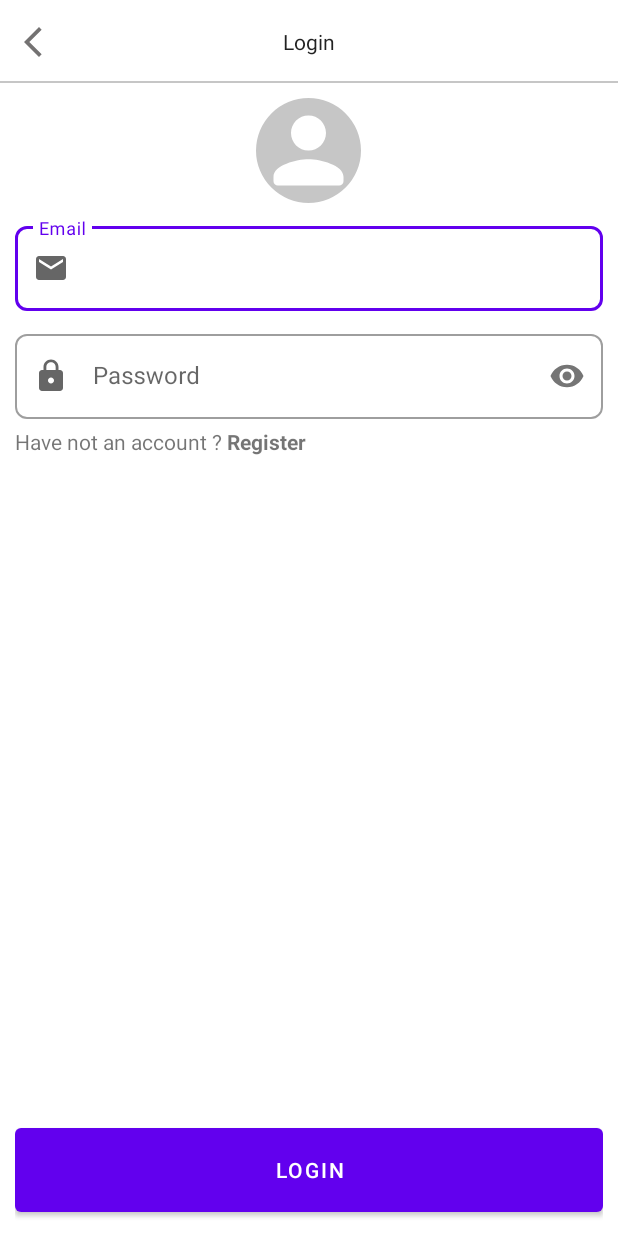
After one commit to JowelAhmedHim/OLX_Shopping_App, an Android app: the LoginActivity screen opened directly, with no data from a screen before it, on a phone screen of 412 x 824 dp. The commit adds this screen. Run offline under Robolectric (Android 15) with nearby library versions, the phone set to English and light mode, and no system bars.

Commit message:
Login Layout Design

```diff
--- a/app/src/main/AndroidManifest.xml
+++ b/app/src/main/AndroidManifest.xml
@@ -1,6 +1,8 @@
 <?xml version="1.0" encoding="utf-8"?>
 <manifest xmlns:android="http://schemas.android.com/apk/res/android"
     xmlns:tools="http://schemas.android.com/tools">
+
+    <uses-permission android:name="android.permission.INTERNET" />
 
     <application
         android:allowBackup="true"
@@ -11,6 +13,9 @@
         android:supportsRtl="true"
         android:theme="@style/Theme.OLX"
         tools:targetApi="31">
+        <activity
+            android:name=".LoginActivity"
+            android:exported="false" />
         <activity
             android:name=".LoginOptionActivity"
             android:exported="false" />
--- /dev/null
+++ b/app/src/main/java/com/example/olx/LoginActivity.java
@@ -0,0 +1,14 @@
+package com.example.olx;
+
+import androidx.appcompat.app.AppCompatActivity;
+
+import android.os.Bundle;
+
+public class LoginActivity extends AppCompatActivity {
+
+    @Override
+    protected void onCreate(Bundle savedInstanceState) {
+        super.onCreate(savedInstanceState);
+        setContentView(R.layout.activity_login);
+    }
+}
--- a/app/src/main/java/com/example/olx/MainActivity.java
+++ b/app/src/main/java/com/example/olx/MainActivity.java
@@ -4,15 +4,18 @@ import androidx.annotation.NonNull;
 import androidx.appcompat.app.AppCompatActivity;
 import androidx.fragment.app.FragmentTransaction;
 
+import android.content.Intent;
 import android.os.Bundle;
 import android.view.MenuItem;
 
 import com.example.olx.databinding.ActivityMainBinding;
 import com.google.android.material.navigation.NavigationBarView;
+import com.google.firebase.auth.FirebaseAuth;
 
 public class MainActivity extends AppCompatActivity {
 
     private ActivityMainBinding binding;
+    private FirebaseAuth firebaseAuth;
 
     @Override
     protected void onCreate(Bundle savedInstanceState) {
@@ -20,6 +23,11 @@ public class MainActivity extends AppCompatActivity {
 
         binding = ActivityMainBinding.inflate(getLayoutInflater());
         setContentView(binding.getRoot());
+
+        firebaseAuth = FirebaseAuth.getInstance();
+        if (firebaseAuth.getCurrentUser() == null){
+            starLoginActivity();
+        }
 
         binding.bottomNav.setOnItemSelectedListener(new NavigationBarView.OnItemSelectedListener() {
             @Override
@@ -48,6 +56,8 @@ public class MainActivity extends AppCompatActivity {
             }
         });
     }
+
+
 
     private void showHomeFragment(){
         binding.toolbarTitleTv.setText("Home");
@@ -81,4 +91,8 @@ public class MainActivity extends AppCompatActivity {
         fragmentTransaction.commit();
 
     }
+
+    private void starLoginActivity() {
+        startActivity(new Intent(this,LoginOptionActivity.class));
+    }
 }
--- /dev/null
+++ b/app/src/main/res/drawable/ic_back_gray.xml
@@ -0,0 +1,5 @@
+<vector android:height="24dp" android:tint="#747272"
+    android:viewportHeight="24" android:viewportWidth="24"
+    android:width="24dp" xmlns:android="http://schemas.android.com/apk/res/android">
+    <path android:fillColor="@android:color/white" android:pathData="M17.77,3.77l-1.77,-1.77l-10,10l10,10l1.77,-1.77l-8.23,-8.23z"/>
+</vector>
--- /dev/null
+++ b/app/src/main/res/drawable/ic_email_white.xml
@@ -0,0 +1,5 @@
+<vector android:height="24dp" android:tint="#FFFFFF"
+    android:viewportHeight="24" android:viewportWidth="24"
+    android:width="24dp" xmlns:android="http://schemas.android.com/apk/res/android">
+    <path android:fillColor="@android:color/white" android:pathData="M20,4L4,4c-1.1,0 -1.99,0.9 -1.99,2L2,18c0,1.1 0.9,2 2,2h16c1.1,0 2,-0.9 2,-2L22,6c0,-1.1 -0.9,-2 -2,-2zM20,8l-8,5 -8,-5L4,6l8,5 8,-5v2z"/>
+</vector>
--- /dev/null
+++ b/app/src/main/res/drawable/ic_lock_white.xml
@@ -0,0 +1,5 @@
+<vector android:height="24dp" android:tint="#FFFFFF"
+    android:viewportHeight="24" android:viewportWidth="24"
+    android:width="24dp" xmlns:android="http://schemas.android.com/apk/res/android">
+    <path android:fillColor="@android:color/white" android:pathData="M18,8h-1L17,6c0,-2.76 -2.24,-5 -5,-5S7,3.24 7,6v2L6,8c-1.1,0 -2,0.9 -2,2v10c0,1.1 0.9,2 2,2h12c1.1,0 2,-0.9 2,-2L20,10c0,-1.1 -0.9,-2 -2,-2zM12,17c-1.1,0 -2,-0.9 -2,-2s0.9,-2 2,-2 2,0.9 2,2 -0.9,2 -2,2zM15.1,8L8.9,8L8.9,6c0,-1.71 1.39,-3.1 3.1,-3.1 1.71,0 3.1,1.39 3.1,3.1v2z"/>
+</vector>
--- /dev/null
+++ b/app/src/main/res/layout/activity_login.xml
@@ -0,0 +1,106 @@
+<?xml version="1.0" encoding="utf-8"?>
+<RelativeLayout xmlns:android="http://schemas.android.com/apk/res/android"
+    xmlns:app="http://schemas.android.com/apk/res-auto"
+    xmlns:tools="http://schemas.android.com/tools"
+    android:layout_width="match_parent"
+    android:layout_height="match_parent"
+    tools:context=".LoginActivity">
+
+    <RelativeLayout
+        android:id="@+id/toolbarRl"
+        android:layout_width="match_parent"
+        android:layout_height="@dimen/toolbar_height">
+        <ImageButton
+            android:id="@+id/clearBtn"
+            android:layout_width="wrap_content"
+            android:layout_height="match_parent"
+            android:padding="10dp"
+            android:src="@drawable/ic_back_gray"
+            android:background="@android:color/transparent"/>
+
+        <TextView
+            android:id="@+id/toolbarTitleTv"
+            style="@style/TextAppearance.AppCompat.Body1"
+            android:layout_width="wrap_content"
+            android:layout_height="wrap_content"
+            android:layout_centerInParent="true"
+            android:text="Login" />
+
+        <View
+            android:layout_width="match_parent"
+            android:layout_height="1dp"
+            android:background="@color/gray_2"
+            android:layout_alignParentBottom="true"/>
+    </RelativeLayout>
+
+    <RelativeLayout
+        android:layout_below="@+id/toolbarRl"
+        android:layout_width="match_parent"
+        android:layout_height="match_parent"
+        android:padding="10dp">
+        <com.google.android.material.imageview.ShapeableImageView
+            android:id="@+id/loginLogo"
+            android:layout_width="70dp"
+            android:layout_height="70dp"
+            android:layout_centerHorizontal="true"
+            android:background="@color/gray_2"
+            android:src="@drawable/ic_account_white"
+            app:shapeAppearance="@style/ImageStyle_Circle"/>
+
+        <com.google.android.material.textfield.TextInputLayout
+            android:layout_width="match_parent"
+            android:layout_height="wrap_content"
+            android:id="@+id/emailTil"
+            android:layout_marginTop="10dp"
+            android:layout_below="@id/loginLogo"
+            android:hint="Email"
+            app:boxCornerRadiusBottomEnd="8dp"
+            app:boxCornerRadiusBottomStart="8dp"
+            app:boxCornerRadiusTopEnd="8dp"
+            app:boxCornerRadiusTopStart="8dp"
+            app:startIconDrawable="@drawable/ic_email_white"
+            style="@style/Widget.MaterialComponents.TextInputLayout.OutlinedBox">
+            <EditText
+                android:id="@+id/emailEt"
+                android:layout_width="match_parent"
+                android:layout_height="wrap_content"
+                android:inputType="textEmailAddress"/>
+        </com.google.android.material.textfield.TextInputLayout>
+        <com.google.android.material.textfield.TextInputLayout
+            android:layout_width="match_parent"
+            android:layout_height="wrap_content"
+            android:id="@+id/passwordTil"
+            android:layout_marginTop="10dp"
+            android:layout_below="@id/emailTil"
+            android:hint="Password"
+            app:boxCornerRadiusBottomEnd="8dp"
+            app:boxCornerRadiusBottomStart="8dp"
+            app:boxCornerRadiusTopEnd="8dp"
+            app:boxCornerRadiusTopStart="8dp"
+            app:startIconDrawable="@drawable/ic_lock_white"
+            app:passwordToggleEnabled="true"
+            style="@style/Widget.MaterialComponents.TextInputLayout.OutlinedBox">
+            <EditText
+                android:id="@+id/passwordEt"
+                android:layout_width="match_parent"
+                android:layout_height="wrap_content"
+                android:inputType="textPassword"/>
+        </com.google.android.material.textfield.TextInputLayout>
+
+        <TextView
+            android:layout_width="match_parent"
+            android:layout_height="wrap_content"
+            android:layout_below="@id/passwordTil"
+            android:text="@string/haven_t_an_account"
+            android:layout_marginTop="5dp"/>
+        <com.google.android.material.button.MaterialButton
+            android:id="@+id/loginBtn"
+            android:layout_width="match_parent"
+            android:layout_height="wrap_content"
+            android:text="Login"
+            android:layout_alignParentBottom="true"
+            android:minHeight="@dimen/n_button_height"/>
+
+    </RelativeLayout>
+
+</RelativeLayout>
--- a/app/src/main/res/values-night/themes.xml
+++ b/app/src/main/res/values-night/themes.xml
@@ -1,6 +1,6 @@
 <resources xmlns:tools="http://schemas.android.com/tools">
     <!-- Base application theme. -->
-    <style name="Theme.OLX" parent="Theme.MaterialComponents.DayNight.DarkActionBar">
+    <style name="Theme.OLX" parent="Theme.MaterialComponents.DayNight.NoActionBar">
         <!-- Primary brand color. -->
         <item name="colorPrimary">@color/purple_200</item>
         <item name="colorPrimaryVariant">@color/purple_700</item>
--- a/app/src/main/res/values/strings.xml
+++ b/app/src/main/res/values/strings.xml
@@ -2,4 +2,5 @@
     <string name="app_name">OLX</string>
     <!-- TODO: Remove or change this placeholder text -->
     <string name="hello_blank_fragment">Hello blank fragment</string>
+    <string name="haven_t_an_account">Have not an account ? <b>Register</b>  </string>
 </resources>
--- /dev/null
+++ b/app/src/main/res/values/styles.xml
@@ -0,0 +1,12 @@
+<?xml version="1.0" encoding="utf-8"?>
+<resources>
+    <style name="ImageStyle_Circle">
+        <item name="cornerSize">50%</item>
+        <item name="cornerFamily">rounded</item>
+    </style>
+
+    <style name="ImageStyle_Corners_Rounded">
+        <item name="cornerSize">10dp</item>
+        <item name="cornerFamily">rounded</item>
+    </style>
+</resources>
--- a/app/src/main/res/values/themes.xml
+++ b/app/src/main/res/values/themes.xml
@@ -1,6 +1,6 @@
 <resources xmlns:tools="http://schemas.android.com/tools">
     <!-- Base application theme. -->
-    <style name="Theme.OLX" parent="Theme.MaterialComponents.DayNight.DarkActionBar">
+    <style name="Theme.OLX" parent="Theme.MaterialComponents.DayNight.NoActionBar">
         <!-- Primary brand color. -->
         <item name="colorPrimary">@color/purple_500</item>
         <item name="colorPrimaryVariant">@color/purple_700</item>
--- a/build.gradle
+++ b/build.gradle
@@ -1,11 +1,11 @@
 buildscript {
     dependencies {
-        classpath 'com.google.gms:google-services:4.3.10'
-        classpath 'com.android.tools.build:gradle:3.4.0'
+        classpath 'com.google.gms:google-services:4.3.14'
+        classpath 'com.android.tools.build:gradle:8.1.0'
         classpath 'com.google.firebase:firebase-crashlytics-gradle:2.8.1'
     }
 }// Top-level build file where you can add configuration options common to all sub-projects/modules.
 plugins {
-    id 'com.android.application' version '7.4.1' apply false
-    id 'com.android.library' version '7.4.1' apply false
+    id 'com.android.application' version '8.1.0' apply false
+    id 'com.android.library' version '8.1.0' apply false
 }
--- a/gradle.properties
+++ b/gradle.properties
@@ -19,3 +19,5 @@ android.useAndroidX=true
 # resources declared in the library itself and none from the library's dependencies,
 # thereby reducing the size of the R class for that library
 android.nonTransitiveRClass=true
+android.defaults.buildfeatures.buildconfig=true
+android.nonFinalResIds=false
```
Also changed, not shown: gradle/wrapper/gradle-wrapper.properties.
